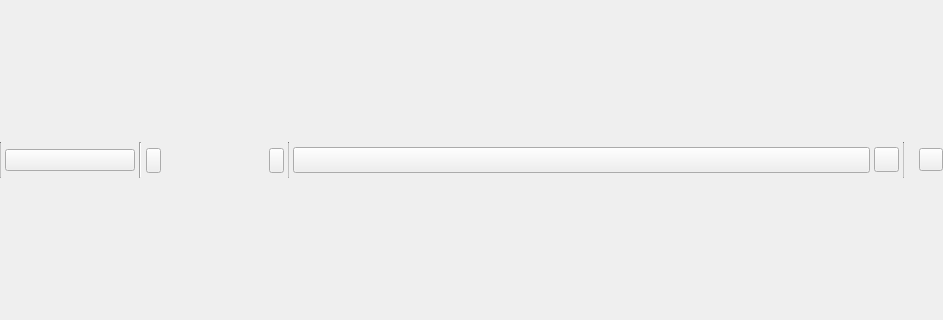
Above: library/tulip-gui/designer/WorkspacePanel.ui from Tulip-Dev/tulip before the change; both pictures show x 0 to 943 and y 138 to 458 of the 943 by 595 pixel window. Below: the same form after it.
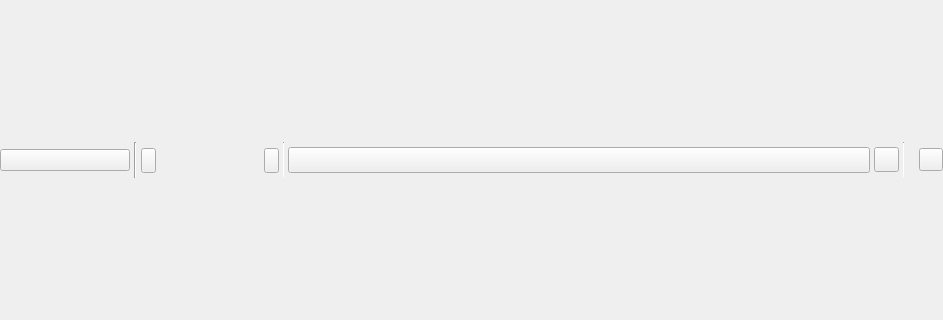
That is the form after the change. Icons and pictures are not drawn. Custom widgets are drawn as their Qt base class.

Diff of the .ui file:
```diff
--- a/library/tulip-gui/designer/WorkspacePanel.ui
+++ b/library/tulip-gui/designer/WorkspacePanel.ui
@@ -31,6 +31,9 @@
 stop: 0.401 #636363,
 stop: 1 #4a4a4a);
 color: white;
+}
+Line {
+background-color: #A9A9A9;
 }</string>
      </property>
      <property name="border" stdset="0">
@@ -121,30 +124,6 @@
          <property name="margin">
           <number>0</number>
          </property>
-         <item>
-          <widget class="Line" name="sep1">
-           <property name="minimumSize">
-            <size>
-             <width>0</width>
-             <height>22</height>
-            </size>
-           </property>
-           <property name="maximumSize">
-            <size>
-             <width>1</width>
-             <height>16777215</height>
-            </size>
-           </property>
-           <property name="styleSheet">
-            <string notr="true">#sep1 {
-background-color: #A9A9A9;
-}</string>
-           </property>
-           <property name="orientation">
-            <enum>Qt::Vertical</enum>
-           </property>
-          </widget>
-         </item>
          <item>
           <widget class="QToolButton" name="currentInteractorButton">
            <property name="minimumSize">
@@ -289,11 +268,6 @@
              <height>16777215</height>
             </size>
            </property>
-           <property name="styleSheet">
-            <string notr="true">#sep2 {
-background-color: #A9A9A9;
-}</string>
-           </property>
            <property name="orientation">
             <enum>Qt::Vertical</enum>
            </property>
@@ -366,11 +340,6 @@
              <height>16777215</height>
             </size>
            </property>
-           <property name="styleSheet">
-            <string notr="true">#sep3 {
-background-color: #A9A9A9;
-}</string>
-           </property>
            <property name="orientation">
             <enum>Qt::Vertical</enum>
            </property>
```
Left out of the diff: 20 changed lines with no effect on the pictures.
